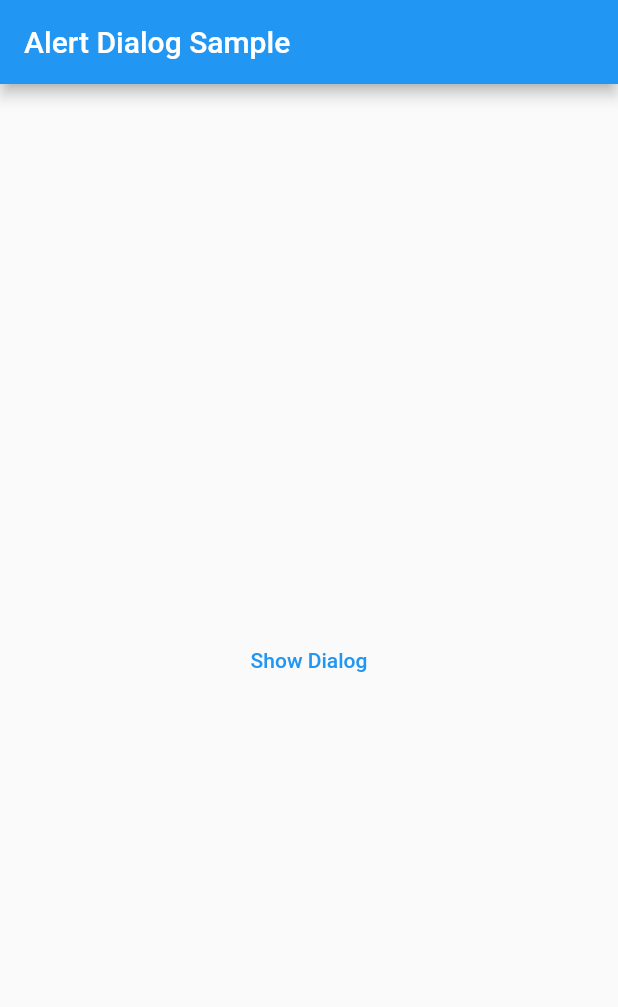
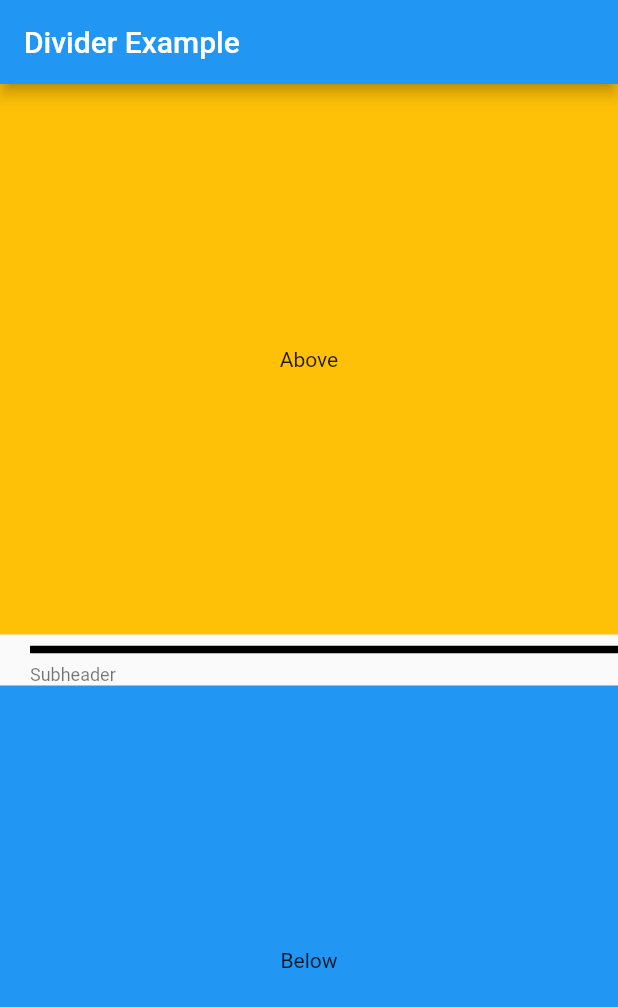
Before and after one commit to Khammunh/fast, a Flutter app: the screen it shows after launch, on a phone screen of 412 x 824 dp. Shown: the top 1007 px of the screen. Run offline on Flutter 3.47's test engine with Material 2 defaults, Android fonts, the light colour scheme and no system bars.

Commit message:
learn divider

```diff
--- /dev/null
+++ b/lib/dividerExample.dart
@@ -0,0 +1,51 @@
+// ignore_for_file: file_names
+
+import 'package:flutter/material.dart';
+
+class DividerExample extends StatelessWidget {
+  const DividerExample({super.key});
+
+  @override
+  Widget build(BuildContext context) {
+    return Center(
+      child: Column(
+        children: [
+          const Expanded(
+            child: ColoredBox(
+              color: Colors.amber,
+              child: Center(
+                child: Text('Above'),
+              ),
+            ),
+          ),
+          const Divider(
+            height: 20,
+            thickness: 5,
+            indent: 20,
+            endIndent: 0,
+            color: Colors.black,
+          ),
+          Container(
+            padding: const EdgeInsets.only(left: 20),
+            child: Align(
+              alignment: AlignmentDirectional.centerStart,
+              child: Text(
+                'Subheader',
+                style: Theme.of(context).textTheme.bodySmall,
+                textAlign: TextAlign.start,
+              ),
+            ),
+          ),
+          Expanded(
+            child: ColoredBox(
+              color: Theme.of(context).colorScheme.primary,
+              child: const Center(
+                child: Text('Below'),
+              ),
+            ),
+          ),
+        ],
+      ),
+    );
+  }
+}
--- a/lib/main.dart
+++ b/lib/main.dart
@@ -1,4 +1,6 @@
 import 'package:flutter/material.dart';
+
+import 'dividerExample.dart';
 
 void main() {
   runApp(
@@ -14,46 +16,10 @@ class MyApp extends StatelessWidget {
     return MaterialApp(
       home: Scaffold(
         appBar: AppBar(
-          title: const Text('Alert Dialog Sample'),
+          title:const Text('Divider Example'),
         ),
-        body: const Center(
-          child: DialogExample(),
-        ),
+        body: const DividerExample(),
       ),
     );
   }
 }
-
-class DialogExample extends StatelessWidget {
-  const DialogExample({super.key});
-
-  @override
-  Widget build(BuildContext context) {
-    return TextButton(
-      onPressed: () {
-        showDialog(
-          context: context,
-          builder: (BuildContext context) => AlertDialog(
-            title: const Text('Alert Dialog Title'),
-            content: const Text('Alert Dialog Description'),
-            actions: [
-              TextButton(
-                onPressed: () {
-                  Navigator.pop(context);
-                },
-                child: const Text('Cancel'),
-              ),
-              TextButton(
-                onPressed: () {
-                  Navigator.pop(context);
-                },
-                child: const Text('OK'),
-              ),
-            ],
-          ),
-        );
-      },
-      child: const Text('Show Dialog'),
-    );
-  }
-}
```
